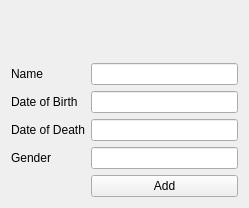
karigeir/Skil3, file SkilThrju/addscientist.ui: the form before one commit.
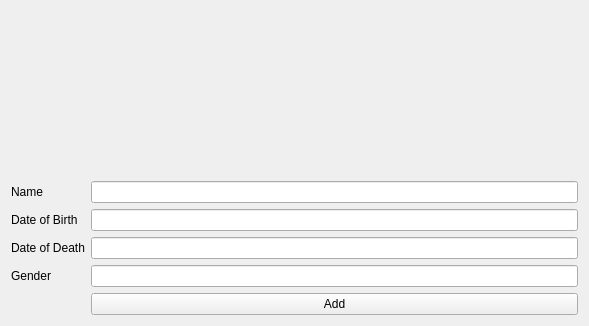
The form after the commit.

The edit to the form file:
```diff
--- a/SkilThrju/addscientist.ui
+++ b/SkilThrju/addscientist.ui
@@ -6,8 +6,8 @@
    <rect>
     <x>0</x>
     <y>0</y>
-    <width>249</width>
-    <height>208</height>
+    <width>589</width>
+    <height>326</height>
    </rect>
   </property>
   <property name="windowTitle">
```
